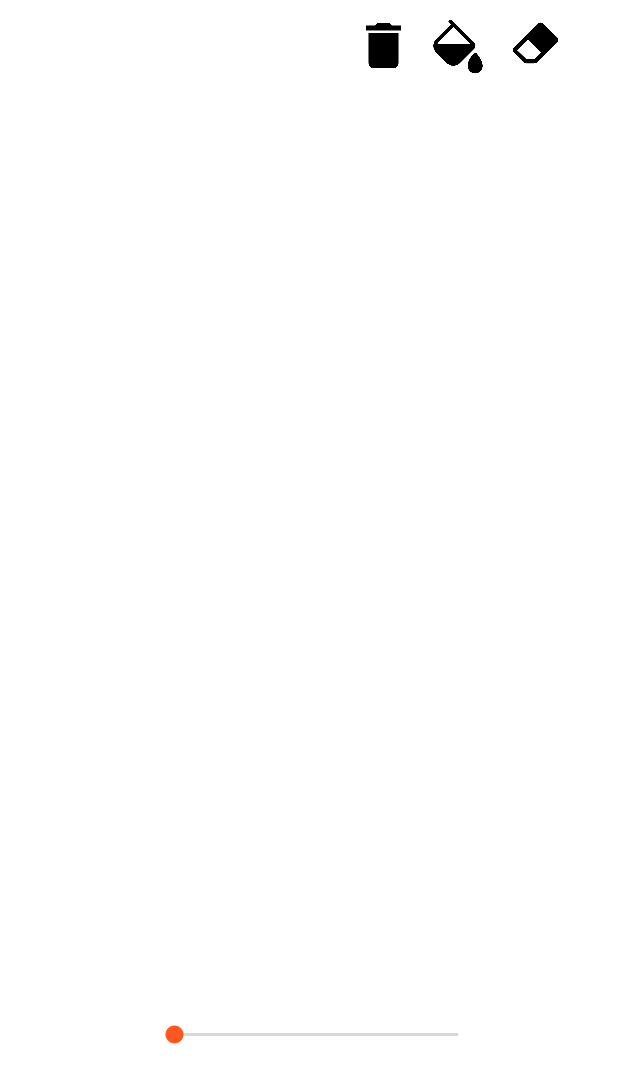
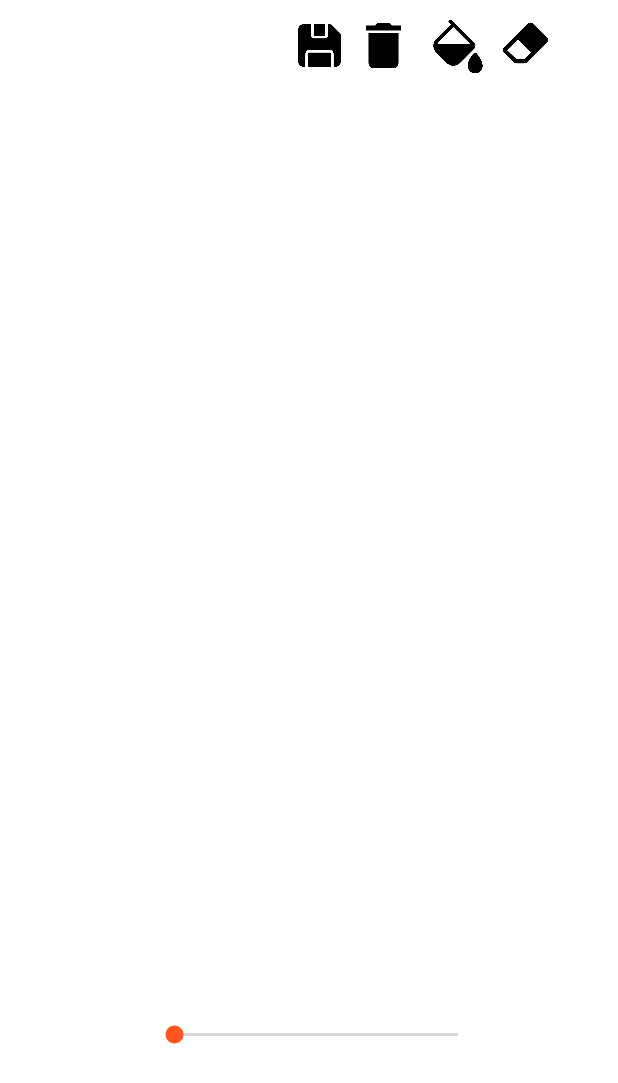
Before and after one commit to harshadkadam4/Draw_Android_App, an Android app: the layout activity_main.xml on its own in the app's theme, with its tools: preview values and no code run, on a phone screen of 412 x 824 dp. Shown: the top 1083 px of the screen. Run offline under Robolectric (Android 15) with nearby library versions, the light colour scheme and no system bars.

Commit message:
Save Button Add

```diff
--- a/app/src/main/res/layout/activity_main.xml
+++ b/app/src/main/res/layout/activity_main.xml
@@ -14,6 +14,15 @@
         android:id="@+id/drawingView"
         android:layout_width="match_parent"
         android:layout_height="match_parent" />
+
+    <ImageView
+        android:id="@+id/save"
+        android:layout_width="35dp"
+        android:layout_height="30dp"
+        android:src="@drawable/save"
+        android:layout_marginStart="195dp"
+        android:layout_marginTop="15dp"
+        android:layout_marginBottom="4dp" />
 
     <ImageView
         android:id="@+id/delete"
@@ -38,7 +47,7 @@
         android:layout_width="30dp"
         android:layout_height="45dp"
         android:src="@drawable/eraser"
-        android:layout_marginStart="342dp"
+        android:layout_marginStart="335dp"
         android:layout_marginTop="6dp"
         android:layout_marginEnd="2dp"
         android:layout_marginBottom="4dp" /><!-- Icon for eraser or other actions -->
```
Also changed, not shown: app/src/main/AndroidManifest.xml (+7 -3 lines), app/src/main/java/com/example/draw/DrawingView.java (+64 -2 lines), app/src/main/java/com/example/draw/MainActivity.java (+13 -1 lines), app/src/main/res/drawable/save.png (added).
